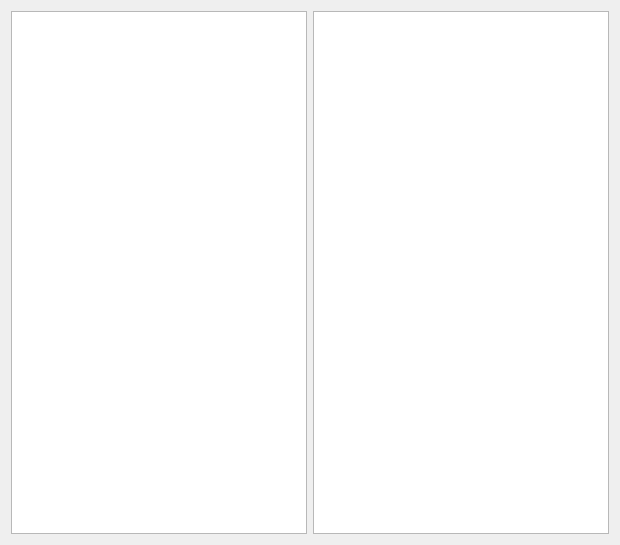
Above: RoundRobinConPaginacionSimple/memory.ui from EdPeReg/SimuladorArchivoPorLotes before the change. Below: the same form after it.
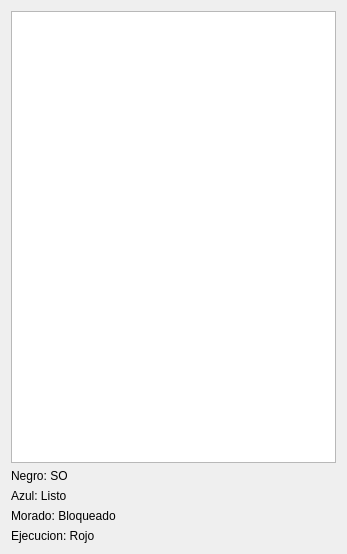
That is the form after the change.

Commit message:
Running process and listos process are shown
It seems that it works, but when every process finish, the table that shows memory all the time shows the process in different place

The edit to the form file:
```diff
--- a/RoundRobinConPaginacionSimple/memory.ui
+++ b/RoundRobinConPaginacionSimple/memory.ui
@@ -6,19 +6,48 @@
    <rect>
     <x>0</x>
     <y>0</y>
-    <width>620</width>
-    <height>545</height>
+    <width>347</width>
+    <height>554</height>
    </rect>
   </property>
   <property name="windowTitle">
    <string>Memoria</string>
   </property>
-  <layout class="QHBoxLayout" name="horizontalLayout">
+  <layout class="QVBoxLayout" name="verticalLayout_2">
    <item>
     <widget class="QTableWidget" name="tbl_wdt_01"/>
    </item>
    <item>
-    <widget class="QTableWidget" name="tbl_wdt_02"/>
+    <layout class="QVBoxLayout" name="verticalLayout">
+     <item>
+      <widget class="QLabel" name="label">
+       <property name="text">
+        <string>Negro: SO</string>
+       </property>
+      </widget>
+     </item>
+     <item>
+      <widget class="QLabel" name="label_2">
+       <property name="text">
+        <string>Azul: Listo</string>
+       </property>
+      </widget>
+     </item>
+     <item>
+      <widget class="QLabel" name="label_3">
+       <property name="text">
+        <string>Morado: Bloqueado</string>
+       </property>
+      </widget>
+     </item>
+     <item>
+      <widget class="QLabel" name="label_4">
+       <property name="text">
+        <string>Ejecucion: Rojo</string>
+       </property>
+      </widget>
+     </item>
+    </layout>
    </item>
   </layout>
  </widget>
```
The commit also changes 7 other files.
